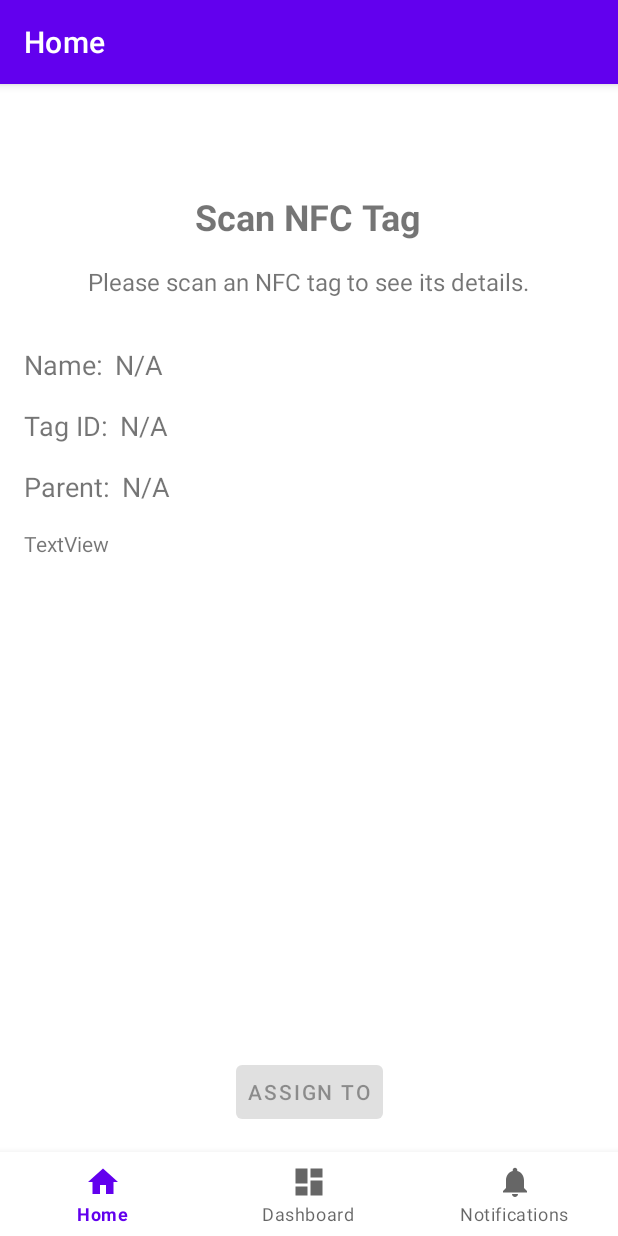
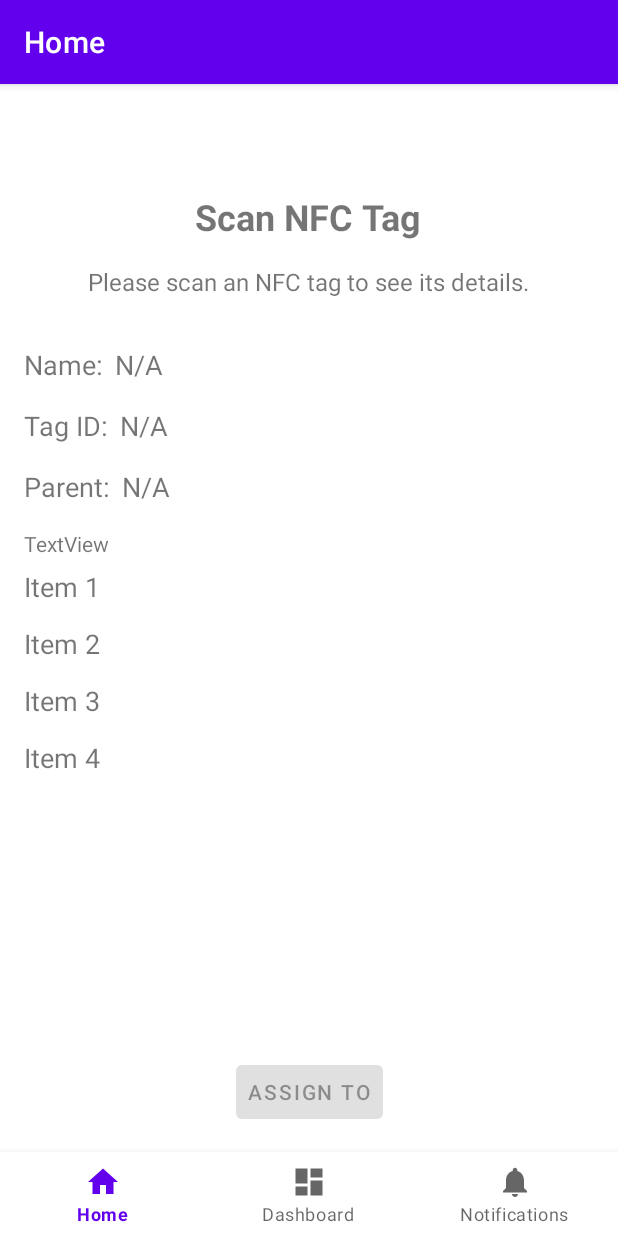
Before and after one commit to Statictide/NFC-scanner-android, an Android app: the screen it shows after launch (MainActivity), on a phone screen of 412 x 824 dp. Run offline under Robolectric (Android 15) with nearby library versions, the phone set to English and light mode, and no system bars; our stand-ins replace navigation-ui; 2 statements that could not run were skipped.

Commit message:
added children view

```diff
--- a/app/src/main/java/dk/sierrasoftware/nfcscanner/ui/home/HomeFragment.kt
+++ b/app/src/main/java/dk/sierrasoftware/nfcscanner/ui/home/HomeFragment.kt
@@ -5,6 +5,8 @@ import android.view.LayoutInflater
 import android.view.View
 import android.view.ViewGroup
 import android.widget.Button
+import android.widget.LinearLayout
+import android.widget.TextView
 import androidx.fragment.app.Fragment
 import androidx.lifecycle.ViewModelProvider
 import dk.sierrasoftware.nfcscanner.R
@@ -45,7 +47,30 @@ class HomeFragment : Fragment() {
         arguments?.getString("tag_uid")?.let { assignButton.isEnabled = true }
         arguments?.getString("parent")?.let { binding.parentValue.text = it }
 
+
+        // Example data
+        val items = listOf("Item 1", "Item 2", "Item 3", "Item 4")
+
+        // Find the LinearLayout in the ScrollView
+
+        // Iterate over the list and create TextView for each item
+        pupulateChildrenLayout(items)
+
         return root
+    }
+
+    private fun pupulateChildrenLayout(items: List<String>) {
+        val linearLayout: LinearLayout = binding.childrenLayout
+
+        for (item in items) {
+            val textView = TextView(context)
+            textView.text = item
+            textView.textSize = 18f  // Customize the text size if needed
+            textView.setPadding(0, 10, 0, 10)  // Add padding if needed
+
+            // Add the TextView to the LinearLayout
+            linearLayout.addView(textView)
+        }
     }
 
     override fun onDestroyView() {
--- a/app/src/main/res/layout/fragment_home.xml
+++ b/app/src/main/res/layout/fragment_home.xml
@@ -149,7 +149,7 @@
 
 
         <LinearLayout
-            android:id="@+id/children"
+            android:id="@+id/childrenLayout"
             android:layout_width="match_parent"
             android:layout_height="wrap_content"
             android:orientation="vertical">
```
